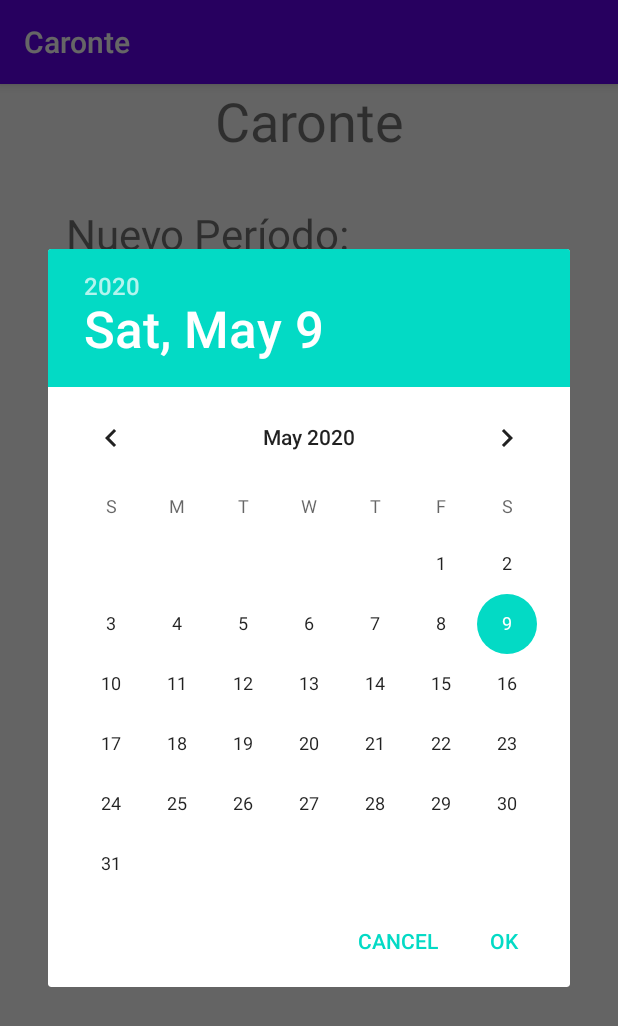
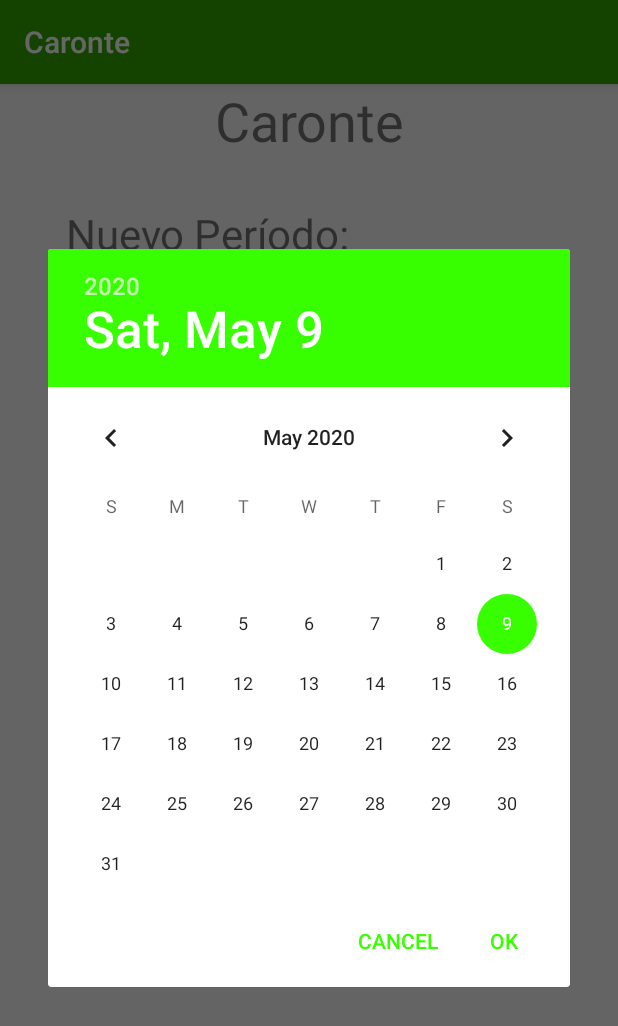
Before and after one commit to gonza56d/Caronte, an Android app: the screen it shows after launch (NewPeriodoActivity), on a phone screen of 412 x 824 dp. Shown: the top 1026 px of the screen. Run offline under Robolectric (Android 15) with nearby library versions, the phone set to English and light mode, and no system bars; our stand-ins replace Room's generated code; 1 statement that could not run was skipped.

Commit message:
Colores mas lindos :)

```diff
--- a/app/src/main/res/layout/new_detalle_diario_activity.xml
+++ b/app/src/main/res/layout/new_detalle_diario_activity.xml
@@ -69,7 +69,9 @@
             android:text="@string/new_detalle_diario_aceptar"
             android:layout_marginHorizontal="44sp"
             android:textAlignment="center"
-            android:textSize="22sp" />
+            android:textSize="22sp"
+            android:textColor="@color/colorPrimary"
+            android:shadowColor="@color/black" />
     </TableLayout>
 
     <!-- Tabla con info del diario -->
--- a/app/src/main/res/layout/new_periodo_activity.xml
+++ b/app/src/main/res/layout/new_periodo_activity.xml
@@ -72,7 +72,9 @@
             android:layout_marginHorizontal="44sp"
             android:textAlignment="center"
             android:layout_marginTop="16sp"
-            android:textSize="22sp" />
+            android:textSize="22sp"
+            android:textColor="@color/colorPrimary"
+            android:shadowColor="@color/black"/>
     </TableLayout>
 
 </TableLayout>
--- a/app/src/main/res/values/colors.xml
+++ b/app/src/main/res/values/colors.xml
@@ -1,7 +1,8 @@
 <?xml version="1.0" encoding="utf-8"?>
 <resources>
-    <color name="colorPrimary">#6200EE</color>
-    <color name="colorPrimaryDark">#3700B3</color>
-    <color name="colorAccent">#03DAC5</color>
+    <color name="black">#000000</color>
+    <color name="colorPrimary">#32A800</color>
+    <color name="colorPrimaryDark">#046C00</color>
+    <color name="colorAccent">#38FF00</color>
     <color name="colorRed">#DA0000</color>
 </resources>
```
Also changed, not shown: app/src/main/ic_launcher-playstore.png (added), app/src/main/res/mipmap-hdpi/ic_launcher_foreground.png (added), app/src/main/res/mipmap-mdpi/ic_launcher_foreground.png (added), app/src/main/res/mipmap-xhdpi/ic_launcher_foreground.png (added), app/src/main/res/mipmap-xxhdpi/ic_launcher_foreground.png (added), app/src/main/res/mipmap-xxxhdpi/ic_launcher_foreground.png (added).
